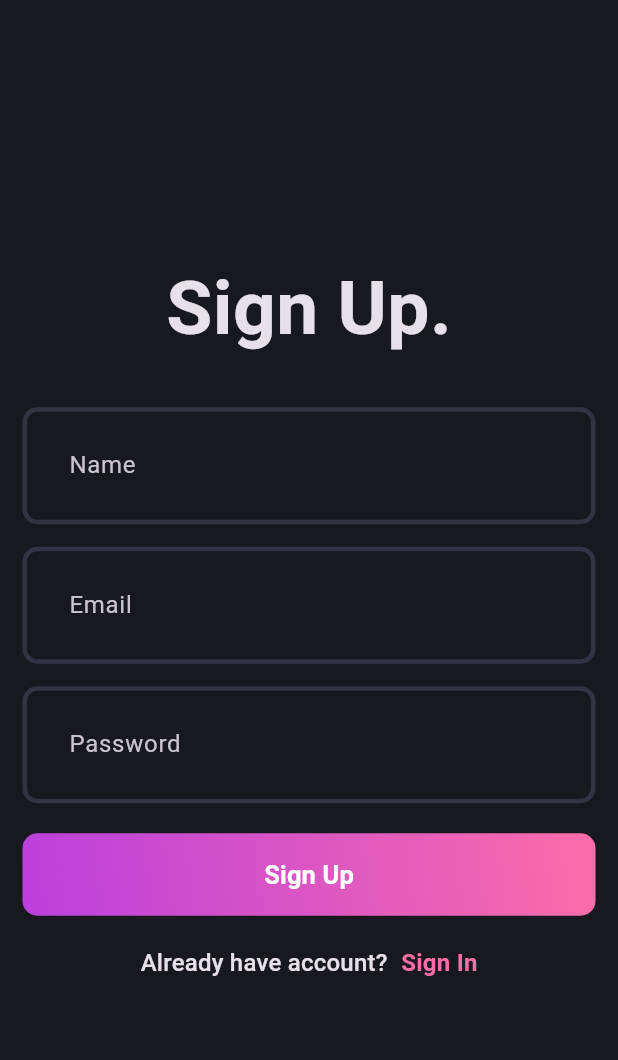
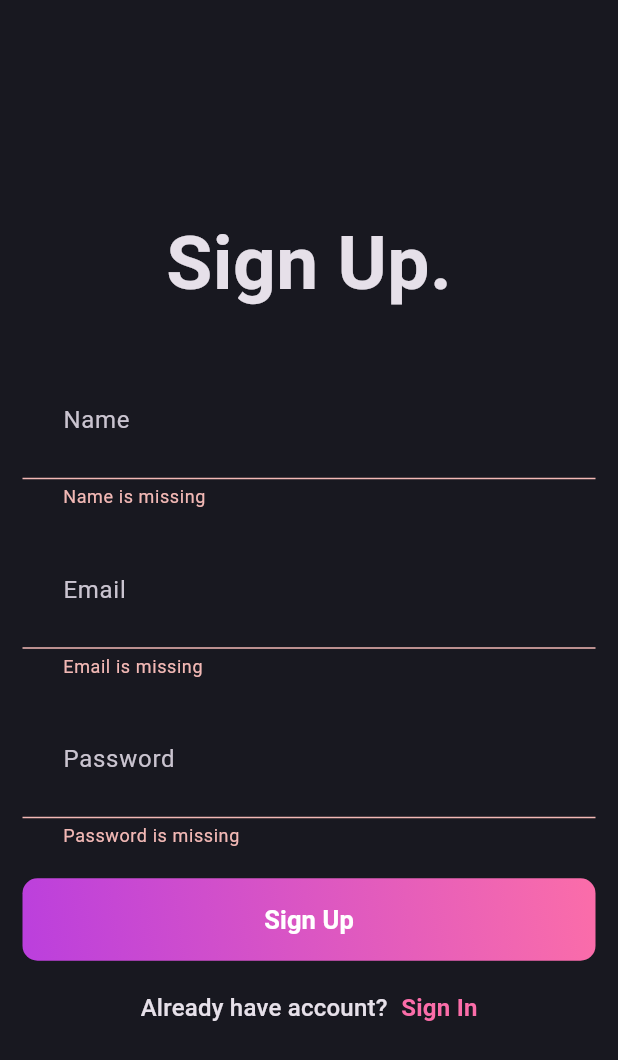
Before and after one commit to Waezqorney12/Blog-App, a Flutter app: the SignUpPage screen opened directly, after a tap on "Sign Up", on a phone screen of 412 x 824 dp. Shown: the top 1060 px of the screen. Run offline on Flutter 3.47's test engine with Material 3 defaults, Android fonts, the phone set to English and light mode, and no system bars; our stand-ins replace flutter_bloc, fpdart, get_it, supabase_flutter; accounts and stored records are empty.

Commit message:
feat(auth): add register logic

```diff
--- /dev/null
+++ b/lib/core/config/exception.dart
@@ -0,0 +1,4 @@
+class ServerException implements Exception{
+  final String message;
+  const ServerException({required this.message});
+}
--- /dev/null
+++ b/lib/core/config/supabase_config.dart
@@ -0,0 +1,4 @@
+class SupabaseConfig {
+  static const supabaseURL = 'Your Supabase URL';
+  static const supabaseAPI = 'Your Supabase API';
+}
--- /dev/null
+++ b/lib/core/failure/failure_message.dart
@@ -0,0 +1,4 @@
+class FailureMessage {
+  final String message;
+  FailureMessage([this.message = 'An unexpected error occur']);
+}
--- /dev/null
+++ b/lib/core/usecases/usecase_interface.dart
@@ -0,0 +1,6 @@
+import 'package:blog_application/core/failure/failure_message.dart';
+import 'package:fpdart/fpdart.dart';
+
+abstract interface class UserCase<T, Params> {
+  Future<Either<FailureMessage, T>> call(Params params);
+}
--- /dev/null
+++ b/lib/features/auth/data/datasource/auth_supabase_data_source.dart
@@ -0,0 +1,34 @@
+import 'package:blog_application/core/config/exception.dart';
+import 'package:supabase_flutter/supabase_flutter.dart';
+
+abstract interface class AuthSupabaseDataSource {
+  Future<String> loginWithEmailPassword({required String email, required String password});
+  Future<String> registerWithEmailPassword({required String name, required String email, required String password});
+}
+
+class AuthSupabaseDataSourceImpl implements AuthSupabaseDataSource {
+  final SupabaseClient supabaseClient;
+  AuthSupabaseDataSourceImpl(this.supabaseClient);
+  @override
+  Future<String> loginWithEmailPassword({
+    required String email,
+    required String password,
+  }) async {
+    try {
+      return 'sa';
+    } catch (e) {
+      return e.toString();
+    }
+  }
+
+  @override
+  Future<String> registerWithEmailPassword({required String name, required String email, required String password}) async {
+    try {
+      final response = await supabaseClient.auth.signUp(email: email, password: password, data: {'name': name});
+      if (response.user == null) throw const ServerException(message: 'User is null');
+      return response.user!.id;
+    } catch (e) {
+      throw ServerException(message: e.toString());
+    }
+  }
+}
--- /dev/null
+++ b/lib/features/auth/domain/repository/auth_repository.dart
@@ -0,0 +1,8 @@
+import 'package:blog_application/core/failure/failure_message.dart';
+import 'package:fpdart/fpdart.dart';
+
+abstract interface class AuthRepository {
+  Future<Either<FailureMessage, String>> registerWithEmailPassword(
+      {required String name, required String email, required String password});
+  Future<Either<FailureMessage, String>> loginWithEmailPassword({required String email, required String password});
+}
--- /dev/null
+++ b/lib/features/auth/domain/usecases/user_register.dart
@@ -0,0 +1,25 @@
+import 'package:blog_application/core/failure/failure_message.dart';
+import 'package:blog_application/core/usecases/usecase_interface.dart';
+import 'package:blog_application/features/auth/domain/repository/auth_repository.dart';
+import 'package:fpdart/fpdart.dart';
+
+class UserRegister implements UserCase<String, UserRegisterParameters> {
+  final AuthRepository authRepository;
+  UserRegister(this.authRepository);
+
+  @override
+  Future<Either<FailureMessage, String>> call(UserRegisterParameters params) async {
+    return await authRepository.registerWithEmailPassword(
+      name: params.name,
+      email: params.email,
+      password: params.password,
+    );
+  }
+}
+
+class UserRegisterParameters {
+  final String email;
+  final String name;
+  final String password;
+  UserRegisterParameters({required this.email, required this.name, required this.password});
+}
--- /dev/null
+++ b/lib/features/auth/presentation/bloc/auth_bloc.dart
@@ -0,0 +1,28 @@
+import 'package:blog_application/features/auth/domain/usecases/user_register.dart';
+import 'package:flutter/material.dart';
+import 'package:flutter_bloc/flutter_bloc.dart';
+
+part 'auth_event.dart';
+part 'auth_state.dart';
+
+class AuthBloc extends Bloc<AuthEvent, AuthState> {
+  final UserRegister _userRegister;
+
+  AuthBloc({required UserRegister userRegister})
+      : _userRegister = userRegister,
+        super(AuthInitial()) {
+    on<AuthRegister>((event, emit) async {
+      final response = await _userRegister(
+        UserRegisterParameters(
+          email: event.email,
+          name: event.name,
+          password: event.password,
+        ),
+      );
+      response.fold(
+        (failure) => emit(AuthFailure(message: failure.message)),
+        (response) => AuthSuccess(uid: response),
+      );
+    });
+  }
+}
--- /dev/null
+++ b/lib/features/auth/presentation/bloc/auth_event.dart
@@ -0,0 +1,11 @@
+part of 'auth_bloc.dart';
+
+@immutable
+sealed class AuthEvent {}
+
+final class AuthRegister extends AuthEvent {
+  final String name;
+  final String email;
+  final String password;
+  AuthRegister({required this.name, required this.email, required this.password});
+}
--- /dev/null
+++ b/lib/features/auth/presentation/bloc/auth_state.dart
@@ -0,0 +1,20 @@
+part of 'auth_bloc.dart';
+
+@immutable
+sealed class AuthState {
+  const AuthState();
+}
+
+final class AuthInitial extends AuthState {}
+
+final class AuthLoading extends AuthState {}
+
+final class AuthSuccess extends AuthState {
+  final String uid;
+  const AuthSuccess({required this.uid});
+}
+
+final class AuthFailure extends AuthState {
+  final String message;
+  const AuthFailure({required this.message});
+}
--- a/lib/features/auth/presentation/pages/signup_page.dart
+++ b/lib/features/auth/presentation/pages/signup_page.dart
@@ -1,8 +1,11 @@
 import 'package:blog_application/core/theme/app_pallete.dart';
+import 'package:blog_application/features/auth/presentation/bloc/auth_bloc.dart';
 import 'package:blog_application/features/auth/presentation/routes/app_routes.dart';
 import 'package:blog_application/features/auth/presentation/widgets/auth_field.dart';
 import 'package:blog_application/features/auth/presentation/widgets/auth_gradient_button.dart';
 import 'package:flutter/material.dart';
+import 'package:flutter/widgets.dart';
+import 'package:flutter_bloc/flutter_bloc.dart';
 
 class SignUpPage extends StatefulWidget {
   const SignUpPage({super.key});
@@ -57,22 +60,36 @@ class _SignUpPageState extends State<SignUpPage> {
                 hint: 'Password',
                 obscureText: true,
               ),
-              const Padding(padding: EdgeInsets.symmetric(vertical: 20), child: AuthButton(buttonName: 'Sign Up')),
-              GestureDetector(
-                onTap: () => Navigator.pushReplacement(context, Routes.login()),
-                child: Row(
+              Padding(
+                  padding: const EdgeInsets.symmetric(vertical: 20),
+                  child: AuthButton(
+                    buttonName: 'Sign Up',
+                    onTap: () {
+                      if (formKey.currentState!.validate()) {
+                        context.read<AuthBloc>().add(
+                              AuthRegister(
+                                  name: nameController.text.trim(),
+                                  email: emailController.text.trim(),
+                                  password: passwordController.text.trim()),
+                            );
+                      }
+                    },
+                  )),
+              Row(
                 mainAxisAlignment: MainAxisAlignment.center,
                 children: [
                   Text('Already have account? ', style: Theme.of(context).textTheme.titleMedium),
                   const SizedBox(width: 5),
-                    Text('Sign In',
+                  GestureDetector(
+                    onTap: () => Navigator.pushReplacement(context, Routes.login()),
+                    child: Text('Sign In',
                         style: Theme.of(context)
                             .textTheme
                             .titleMedium
                             ?.copyWith(color: AppPallete.gradient2, fontWeight: FontWeight.bold)),
+                  ),
                 ],
               ),
-              )
             ],
           ),
         ),
--- a/lib/features/auth/presentation/widgets/auth_gradient_button.dart
+++ b/lib/features/auth/presentation/widgets/auth_gradient_button.dart
@@ -2,7 +2,8 @@ import 'package:blog_application/core/theme/app_pallete.dart';
 import 'package:flutter/material.dart';
 
 class AuthButton extends StatelessWidget {
-  const AuthButton({super.key, required this.buttonName});
+  const AuthButton({super.key, required this.buttonName, required this.onTap});
+  final void Function() onTap;
   final String buttonName;
 
   @override
@@ -13,7 +14,7 @@ class AuthButton extends StatelessWidget {
               colors: [AppPallete.gradient1, AppPallete.gradient2], begin: Alignment.bottomLeft, end: Alignment.topRight),
           borderRadius: BorderRadius.circular(10)),
       child: ElevatedButton(
-          onPressed: () {},
+          onPressed: onTap,
           style: ElevatedButton.styleFrom(
               backgroundColor: AppPallete.transparentColor,
               shadowColor: AppPallete.transparentColor,
--- a/pubspec.yaml
+++ b/pubspec.yaml
@@ -35,6 +35,11 @@ dependencies:
   # The following adds the Cupertino Icons font to your application.
   # Use with the CupertinoIcons class for iOS style icons.
   cupertino_icons: ^1.0.6
+  fpdart: ^1.1.0
+  supabase_flutter: ^2.5.2
+  flutter_bloc: ^8.1.5
+  bloc: ^8.1.4
+  get_it: ^7.7.0
 
 dev_dependencies:
   flutter_test:
```
Also changed, not shown: lib/features/auth/data/repository/auth_repository_implementation.dart (added, +27 -0 lines), lib/features/auth/presentation/pages/sign_in_page.dart (+10 -1 lines), lib/init_dependencies.dart (added, +27 -0 lines), lib/main.dart (+18 -4 lines), pubspec.lock, 5 other files. Lines whose indentation alone changed are shown as unchanged.
